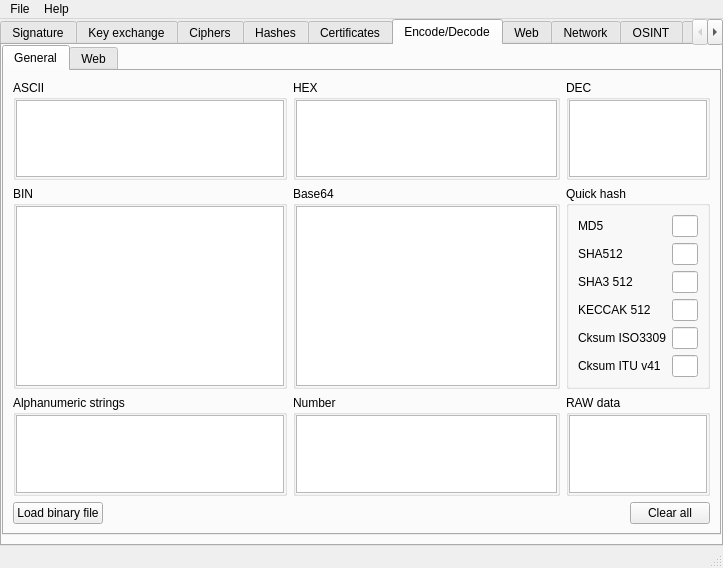
This is ui/mainwindow.ui in caffedrine/CryptoPocketKnife as Qt 5 draws it before an edit. The edited form follows.
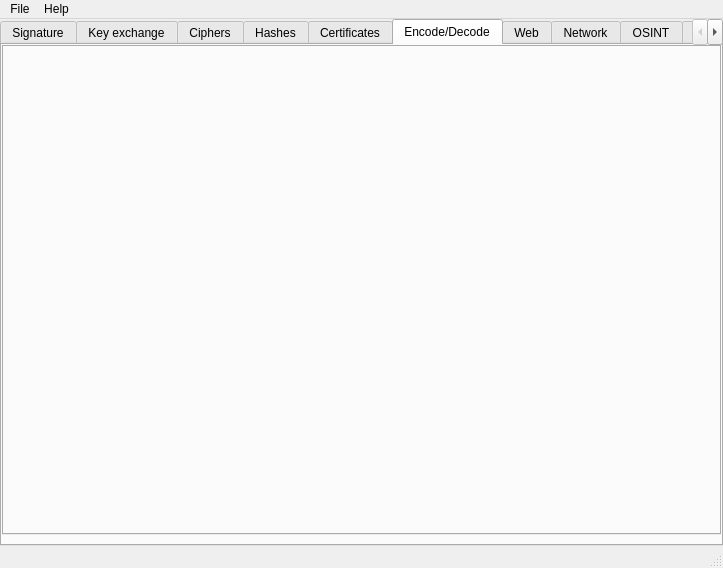
This is the edited form. The open tabs and pages were chosen to show the change. Icons and pictures are not drawn. Custom widgets are drawn as their Qt base class.

The edit to the form file:
```diff
--- a/ui/mainwindow.ui
+++ b/ui/mainwindow.ui
@@ -1043,444 +1043,6 @@
           <property name="currentIndex">
            <number>0</number>
           </property>
-          <widget class="QWidget" name="encoding_TabName_General_2">
-           <attribute name="title">
-            <string>General</string>
-           </attribute>
-           <layout class="QGridLayout" name="gridLayout_35">
-            <item row="0" column="0" colspan="2">
-             <widget class="QGroupBox" name="groupBox_3">
-              <property name="title">
-               <string>ASCII</string>
-              </property>
-              <layout class="QGridLayout" name="gridLayout_15">
-               <property name="leftMargin">
-                <number>0</number>
-               </property>
-               <property name="topMargin">
-                <number>0</number>
-               </property>
-               <property name="rightMargin">
-                <number>0</number>
-               </property>
-               <property name="bottomMargin">
-                <number>0</number>
-               </property>
-               <item row="0" column="0">
-                <widget class="QTextEdit" name="textEdit_EncodeDecode_General_Ascii"/>
-               </item>
-              </layout>
-             </widget>
-            </item>
-            <item row="0" column="2" colspan="2">
-             <widget class="QGroupBox" name="groupBox_4">
-              <property name="title">
-               <string>HEX</string>
-              </property>
-              <layout class="QGridLayout" name="gridLayout_28">
-               <property name="leftMargin">
-                <number>0</number>
-               </property>
-               <property name="topMargin">
-                <number>0</number>
-               </property>
-               <property name="rightMargin">
-                <number>0</number>
-               </property>
-               <property name="bottomMargin">
-                <number>0</number>
-               </property>
-               <item row="0" column="0">
-                <widget class="QTextEdit" name="textEdit_EncodeDecode_General_HEX"/>
-               </item>
-              </layout>
-             </widget>
-            </item>
-            <item row="0" column="4" colspan="2">
-             <widget class="QGroupBox" name="groupBox_5">
-              <property name="title">
-               <string>DEC</string>
-              </property>
-              <layout class="QGridLayout" name="gridLayout_29">
-               <property name="leftMargin">
-                <number>0</number>
-               </property>
-               <property name="topMargin">
-                <number>0</number>
-               </property>
-               <property name="rightMargin">
-                <number>0</number>
-               </property>
-               <property name="bottomMargin">
-                <number>0</number>
-               </property>
-               <item row="0" column="0">
-                <widget class="QTextEdit" name="textEdit_EncodeDecode_General_DEC"/>
-               </item>
-              </layout>
-             </widget>
-            </item>
-            <item row="1" column="0" colspan="2">
-             <widget class="QGroupBox" name="groupBox_6">
-              <property name="title">
-               <string>BIN</string>
-              </property>
-              <layout class="QGridLayout" name="gridLayout_30">
-               <property name="leftMargin">
-                <number>0</number>
-               </property>
-               <property name="topMargin">
-                <number>0</number>
-               </property>
-               <property name="rightMargin">
-                <number>0</number>
-               </property>
-               <property name="bottomMargin">
-                <number>0</number>
-               </property>
-               <item row="0" column="0">
-                <widget class="QTextEdit" name="textEdit_EncodeDecode_General_BIN">
-                 <property name="html">
-                  <string>&lt;!DOCTYPE HTML PUBLIC &quot;-//W3C//DTD HTML 4.0//EN&quot; &quot;http://www.w3.org/TR/REC-html40/strict.dtd&quot;&gt;
-&lt;html&gt;&lt;head&gt;&lt;meta name=&quot;qrichtext&quot; content=&quot;1&quot; /&gt;&lt;meta charset=&quot;utf-8&quot; /&gt;&lt;style type=&quot;text/css&quot;&gt;
-p, li { white-space: pre-wrap; }
-hr { height: 1px; border-width: 0; }
-&lt;/style&gt;&lt;/head&gt;&lt;body style=&quot; font-family:'Segoe UI'; font-size:9pt; font-weight:400; font-style:normal;&quot;&gt;
-&lt;p style=&quot;-qt-paragraph-type:empty; margin-top:0px; margin-bottom:0px; margin-left:0px; margin-right:0px; -qt-block-indent:0; text-indent:0px; font-family:'MS Shell Dlg 2'; font-size:8.25pt;&quot;&gt;&lt;br /&gt;&lt;/p&gt;&lt;/body&gt;&lt;/html&gt;</string>
-                 </property>
-                </widget>
-               </item>
-              </layout>
-             </widget>
-            </item>
-            <item row="1" column="2" colspan="2">
-             <widget class="QGroupBox" name="groupBox_7">
-              <property name="title">
-               <string>Base64</string>
-              </property>
-              <layout class="QGridLayout" name="gridLayout_31">
-               <property name="leftMargin">
-                <number>0</number>
-               </property>
-               <property name="topMargin">
-                <number>0</number>
-               </property>
-               <property name="rightMargin">
-                <number>0</number>
-               </property>
-               <property name="bottomMargin">
-                <number>0</number>
-               </property>
-               <item row="0" column="0">
-                <widget class="QTextEdit" name="textEdit_EncodeDecode_General_Base64"/>
-               </item>
-              </layout>
-             </widget>
-            </item>
-            <item row="1" column="4" colspan="2">
-             <widget class="QGroupBox" name="groupBox">
-              <property name="title">
-               <string>Quick hash</string>
-              </property>
-              <layout class="QGridLayout" name="gridLayout_16">
-               <item row="5" column="0">
-                <widget class="QLabel" name="label_19">
-                 <property name="text">
-                  <string>Cksum ITU v41</string>
-                 </property>
-                </widget>
-               </item>
-               <item row="5" column="1">
-                <widget class="QLineEdit" name="encoding_lineEdit_CRC32">
-                 <property name="readOnly">
-                  <bool>true</bool>
-                 </property>
-                </widget>
-               </item>
-               <item row="2" column="1">
-                <widget class="QLineEdit" name="encoding_lineEdit_SHA3_512">
-                 <property name="readOnly">
-                  <bool>true</bool>
-                 </property>
-                </widget>
-               </item>
-               <item row="0" column="1">
-                <widget class="QLineEdit" name="encoding_lineEdit_MD5">
-                 <property name="readOnly">
-                  <bool>true</bool>
-                 </property>
-                </widget>
-               </item>
-               <item row="2" column="0">
-                <widget class="QLabel" name="label_13">
-                 <property name="text">
-                  <string>SHA3 512</string>
-                 </property>
-                </widget>
-               </item>
-               <item row="3" column="1">
-                <widget class="QLineEdit" name="encoding_lineEdit_KECCAK512">
-                 <property name="readOnly">
-                  <bool>true</bool>
-                 </property>
-                </widget>
-               </item>
-               <item row="0" column="0">
-                <widget class="QLabel" name="label_10">
-                 <property name="text">
-                  <string>MD5</string>
-                 </property>
-                </widget>
-               </item>
-               <item row="1" column="0">
-                <widget class="QLabel" name="label_11">
-                 <property name="text">
-                  <string>SHA512</string>
-                 </property>
-                </widget>
-               </item>
-               <item row="4" column="1">
-                <widget class="QLineEdit" name="encoding_lineEdit_CRC16">
-                 <property name="readOnly">
-                  <bool>true</bool>
-                 </property>
-                </widget>
-               </item>
-               <item row="4" column="0">
-                <widget class="QLabel" name="label_18">
-                 <property name="text">
-                  <string>Cksum ISO3309</string>
-                 </property>
-                </widget>
-               </item>
-               <item row="1" column="1">
-                <widget class="QLineEdit" name="encoding_lineEdit_SHA512">
-                 <property name="readOnly">
-                  <bool>true</bool>
-                 </property>
-                </widget>
-               </item>
-               <item row="3" column="0">
-                <widget class="QLabel" name="label_17">
-                 <property name="text">
-                  <string>KECCAK 512</string>
-                 </property>
-                </widget>
-               </item>
-               <item row="6" column="1">
-                <spacer name="verticalSpacer_2">
-                 <property name="orientation">
-                  <enum>Qt::Vertical</enum>
-                 </property>
-                 <property name="sizeHint" stdset="0">
-                  <size>
-                   <width>20</width>
-                   <height>40</height>
-                  </size>
-                 </property>
-                </spacer>
-               </item>
-              </layout>
-             </widget>
-            </item>
-            <item row="2" column="0" colspan="2">
-             <widget class="QGroupBox" name="groupBox_8">
-              <property name="title">
-               <string>Alphanumeric strings</string>
-              </property>
-              <layout class="QGridLayout" name="gridLayout_32">
-               <property name="leftMargin">
-                <number>0</number>
-               </property>
-               <property name="topMargin">
-                <number>0</number>
-               </property>
-               <property name="rightMargin">
-                <number>0</number>
-               </property>
-               <property name="bottomMargin">
-                <number>0</number>
-               </property>
-               <item row="0" column="0">
-                <widget class="QTextEdit" name="textEdit_EncodeDecode_General_AlphanumericStrings">
-                 <property name="html">
-                  <string>&lt;!DOCTYPE HTML PUBLIC &quot;-//W3C//DTD HTML 4.0//EN&quot; &quot;http://www.w3.org/TR/REC-html40/strict.dtd&quot;&gt;
-&lt;html&gt;&lt;head&gt;&lt;meta name=&quot;qrichtext&quot; content=&quot;1&quot; /&gt;&lt;meta charset=&quot;utf-8&quot; /&gt;&lt;style type=&quot;text/css&quot;&gt;
-p, li { white-space: pre-wrap; }
-hr { height: 1px; border-width: 0; }
-&lt;/style&gt;&lt;/head&gt;&lt;body style=&quot; font-family:'Segoe UI'; font-size:9pt; font-weight:400; font-style:normal;&quot;&gt;
-&lt;p style=&quot;-qt-paragraph-type:empty; margin-top:0px; margin-bottom:0px; margin-left:0px; margin-right:0px; -qt-block-indent:0; text-indent:0px; font-family:'MS Shell Dlg 2'; font-size:8.25pt;&quot;&gt;&lt;br /&gt;&lt;/p&gt;&lt;/body&gt;&lt;/html&gt;</string>
-                 </property>
-                </widget>
-               </item>
-              </layout>
-             </widget>
-            </item>
-            <item row="2" column="2" colspan="2">
-             <widget class="QGroupBox" name="groupBox_9">
-              <property name="title">
-               <string>Number</string>
-              </property>
-              <layout class="QGridLayout" name="gridLayout_33">
-               <property name="leftMargin">
-                <number>0</number>
-               </property>
-               <property name="topMargin">
-                <number>0</number>
-               </property>
-               <property name="rightMargin">
-                <number>0</number>
-               </property>
-               <property name="bottomMargin">
-                <number>0</number>
-               </property>
-               <item row="0" column="0">
-                <widget class="QTextEdit" name="textEdit_EncodeDecode_General_Number"/>
-               </item>
-              </layout>
-             </widget>
-            </item>
-            <item row="2" column="4" colspan="2">
-             <widget class="QGroupBox" name="groupBox_10">
-              <property name="title">
-               <string>RAW data</string>
-              </property>
-              <layout class="QGridLayout" name="gridLayout_34">
-               <property name="leftMargin">
-                <number>0</number>
-               </property>
-               <property name="topMargin">
-                <number>0</number>
-               </property>
-               <property name="rightMargin">
-                <number>0</number>
-               </property>
-               <property name="bottomMargin">
-                <number>0</number>
-               </property>
-               <item row="0" column="0">
-                <widget class="QTextEdit" name="textEdit_EncodeDecode_General_RawData">
-                 <property name="enabled">
-                  <bool>true</bool>
-                 </property>
-                 <property name="readOnly">
-                  <bool>true</bool>
-                 </property>
-                 <property name="html">
-                  <string>&lt;!DOCTYPE HTML PUBLIC &quot;-//W3C//DTD HTML 4.0//EN&quot; &quot;http://www.w3.org/TR/REC-html40/strict.dtd&quot;&gt;
-&lt;html&gt;&lt;head&gt;&lt;meta name=&quot;qrichtext&quot; content=&quot;1&quot; /&gt;&lt;meta charset=&quot;utf-8&quot; /&gt;&lt;style type=&quot;text/css&quot;&gt;
-p, li { white-space: pre-wrap; }
-hr { height: 1px; border-width: 0; }
-&lt;/style&gt;&lt;/head&gt;&lt;body style=&quot; font-family:'Segoe UI'; font-size:9pt; font-weight:400; font-style:normal;&quot;&gt;
-&lt;p style=&quot;-qt-paragraph-type:empty; margin-top:0px; margin-bottom:0px; margin-left:0px; margin-right:0px; -qt-block-indent:0; text-indent:0px; font-family:'MS Shell Dlg 2'; font-size:8.25pt;&quot;&gt;&lt;br /&gt;&lt;/p&gt;&lt;/body&gt;&lt;/html&gt;</string>
-                 </property>
-                </widget>
-               </item>
-              </layout>
-             </widget>
-            </item>
-            <item row="3" column="0">
-             <widget class="QPushButton" name="pushButton_EncodeDecode_General_LoadBinary">
-              <property name="text">
-               <string>Load binary file</string>
-              </property>
-             </widget>
-            </item>
-            <item row="3" column="1">
-             <spacer name="horizontalSpacer_4">
-              <property name="orientation">
-               <enum>Qt::Horizontal</enum>
-              </property>
-              <property name="sizeHint" stdset="0">
-               <size>
-                <width>248</width>
-                <height>20</height>
-               </size>
-              </property>
-             </spacer>
-            </item>
-            <item row="3" column="2">
-             <spacer name="horizontalSpacer_2">
-              <property name="orientation">
-               <enum>Qt::Horizontal</enum>
-              </property>
-              <property name="sizeHint" stdset="0">
-               <size>
-                <width>289</width>
-                <height>14</height>
-               </size>
-              </property>
-             </spacer>
-            </item>
-            <item row="3" column="3" colspan="2">
-             <spacer name="horizontalSpacer_3">
-              <property name="orientation">
-               <enum>Qt::Horizontal</enum>
-              </property>
-              <property name="sizeHint" stdset="0">
-               <size>
-                <width>247</width>
-                <height>20</height>
-               </size>
-              </property>
-             </spacer>
-            </item>
-            <item row="3" column="5">
-             <widget class="QPushButton" name="pushButton_EncodeDecode_General_ClearAll">
-              <property name="text">
-               <string>Clear all</string>
-              </property>
-             </widget>
-            </item>
-           </layout>
-          </widget>
-          <widget class="QWidget" name="tab_11">
-           <attribute name="title">
-            <string>Web</string>
-           </attribute>
-           <layout class="QGridLayout" name="gridLayout_17">
-            <item row="0" column="0">
-             <widget class="QLabel" name="label_39">
-              <property name="text">
-               <string>URL Decoded</string>
-              </property>
-             </widget>
-            </item>
-            <item row="0" column="1">
-             <widget class="QLabel" name="label_40">
-              <property name="text">
-               <string>URL Encoded</string>
-              </property>
-             </widget>
-            </item>
-            <item row="1" column="0">
-             <widget class="QTextEdit" name="textEdit_EncodeDecode_UrlEncoded"/>
-            </item>
-            <item row="1" column="1">
-             <widget class="QTextEdit" name="textEdit_EncodeDecode_UrlDecoded"/>
-            </item>
-            <item row="2" column="0">
-             <widget class="QLabel" name="label_42">
-              <property name="text">
-               <string>HTML Decoded</string>
-              </property>
-             </widget>
-            </item>
-            <item row="2" column="1">
-             <widget class="QLabel" name="label_41">
-              <property name="text">
-               <string>HTML Encoded</string>
-              </property>
-             </widget>
-            </item>
-            <item row="3" column="0">
-             <widget class="QTextEdit" name="textEdit_EncodeDecode_HtmlDecoded"/>
-            </item>
-            <item row="3" column="1">
-             <widget class="QTextEdit" name="textEdit_EncodeDecode_HtmlEncoded"/>
-            </item>
-           </layout>
-          </widget>
          </widget>
         </item>
        </layout>
@@ -1817,6 +1379,18 @@
    <header>Certificates.h</header>
    <container>1</container>
   </customwidget>
+  <customwidget>
+   <class>Encoding</class>
+   <extends>QTabWidget</extends>
+   <header>Encoding.h</header>
+   <container>1</container>
+  </customwidget>
+  <customwidget>
+   <class>UiHashes</class>
+   <extends>QTabWidget</extends>
+   <header>UiHashes.h</header>
+   <container>1</container>
+  </customwidget>
  </customwidgets>
  <resources>
   <include location="../res/res.qrc"/>
```
Left out of the diff: 204 changed lines with no effect on the pictures.
